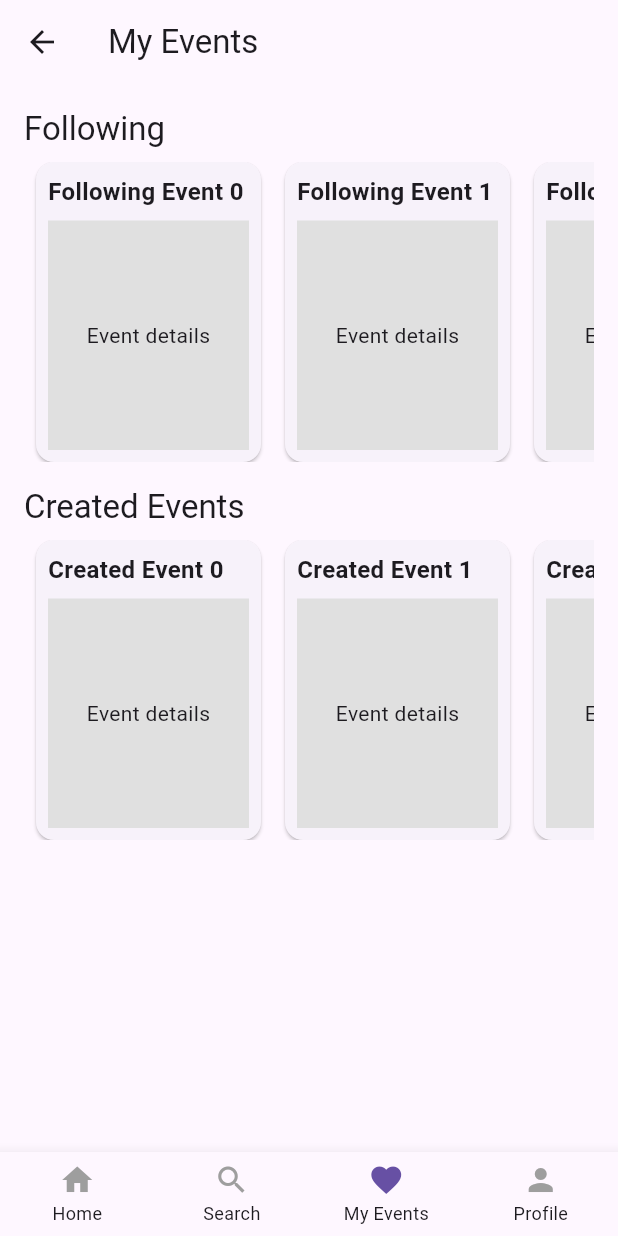
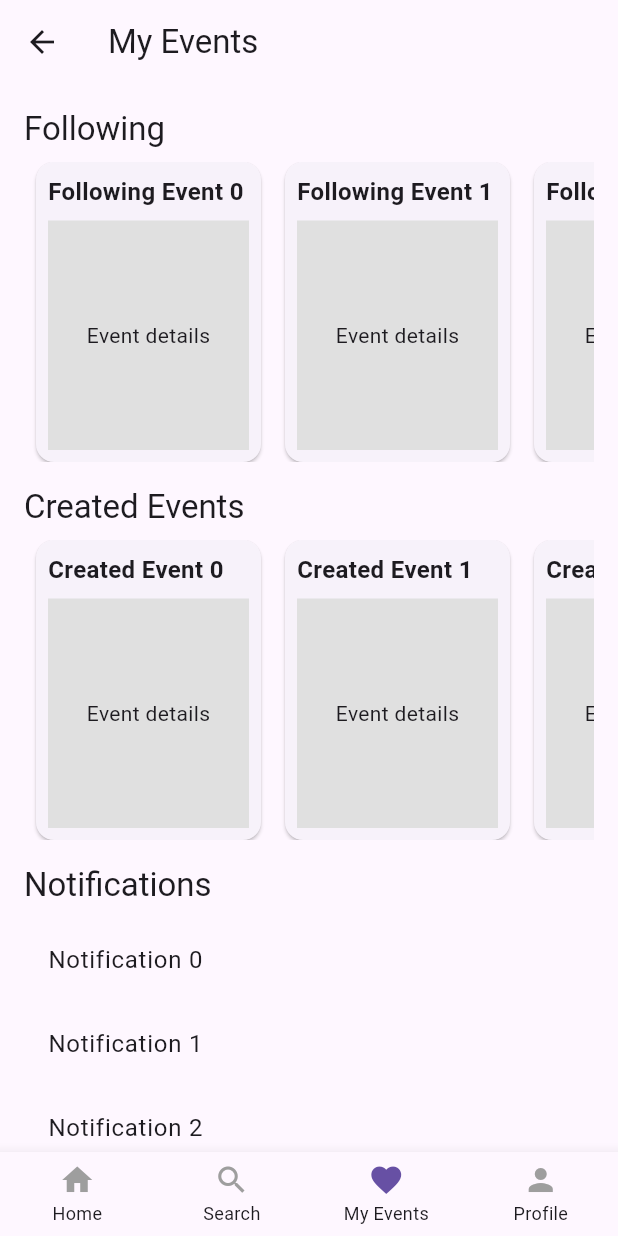
Before and after one commit to KUNoti/K_Eventy, a Flutter app: the NavigationBottom screen opened directly, swiped to page 3, on a phone screen of 412 x 824 dp. Run offline on Flutter 3.47's test engine with Material 3 defaults, Android fonts, the light colour scheme and no system bars; our stand-ins replace geolocator; missing offline and left inert: ar_location_view; network calls fail.

Commit message:
finish ui simple

```diff
--- a/lib/navigation/navigation_bottom.dart
+++ b/lib/navigation/navigation_bottom.dart
@@ -41,7 +41,7 @@ class _NavigationBottomState extends State<NavigationBottom> {
           HomePage(),
           SearchPage(),
           MyEventsPage(),
-          UserSettingPage(),
+          UserSettingsPage(),
         ],
       ),
       bottomNavigationBar: NavigationBar(
--- a/lib/pages/myevent/myevent_page.dart
+++ b/lib/pages/myevent/myevent_page.dart
@@ -30,6 +30,14 @@ class MyEventsPage extends StatelessWidget {
               ),
               SizedBox(height: 8),
               CreatedEvents(), // Display Created events
+
+              SizedBox(height: 16),
+              Text(
+                'Notifications',
+                style: Theme.of(context).textTheme.headline6,
+              ),
+              SizedBox(height: 8),
+              NotificationsList(), // Display Notifications
             ],
           ),
         ),
@@ -117,3 +125,25 @@ class EventCard extends StatelessWidget {
     );
   }
 }
+
+class NotificationsList extends StatelessWidget {
+  const NotificationsList({Key? key}) : super(key: key);
+
+  @override
+  Widget build(BuildContext context) {
+    // Dummy list of notifications
+    List<String> notifications = List.generate(10, (index) => 'Notification $index');
+
+    return SizedBox(
+      height: 300, // Adjust the height as needed
+      child: ListView.builder(
+        itemCount: notifications.length,
+        itemBuilder: (context, index) {
+          return ListTile(
+            title: Text(notifications[index]),
+          );
+        },
+      ),
+    );
+  }
+}
--- a/lib/ui_design.dart
+++ b/lib/ui_design.dart
@@ -108,7 +108,7 @@ class _UIDesignState extends State<UIDesign> {
   void navigateToUserSetting(BuildContext context) {
     Navigator.push(
       context,
-      MaterialPageRoute(builder: (context) => const UserSettingPage()),
+      MaterialPageRoute(builder: (context) => UserSettingsPage()),
     );
   }
 
```
Also changed, not shown: lib/pages/user/user_setting.dart (+88 -5 lines).
